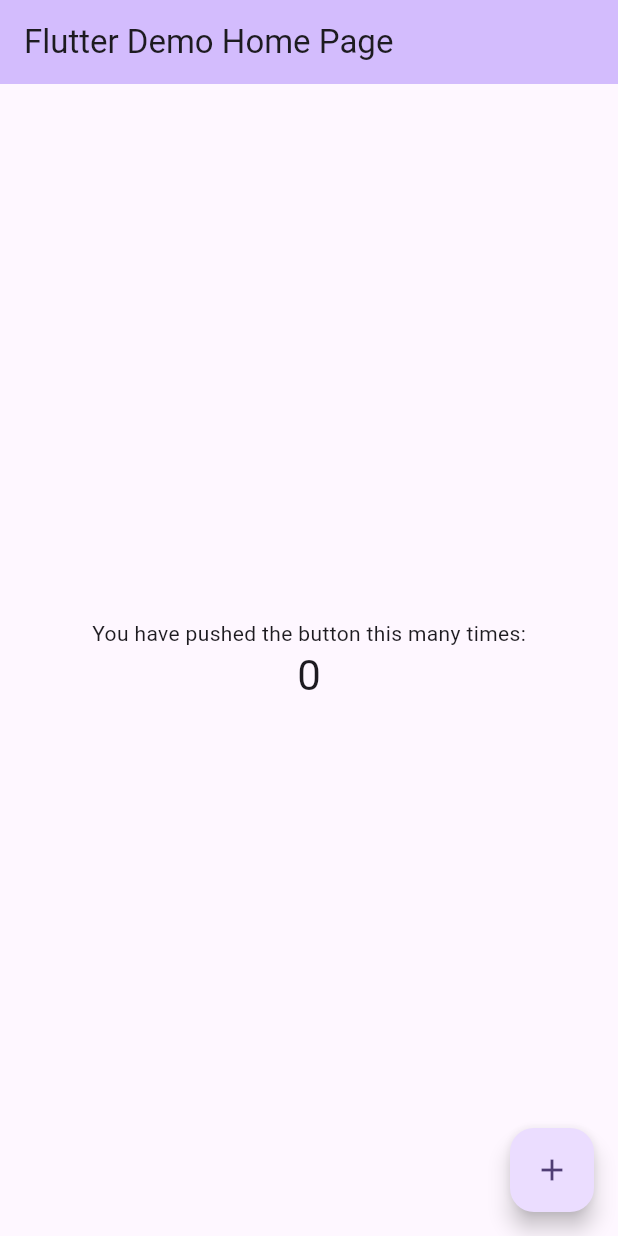
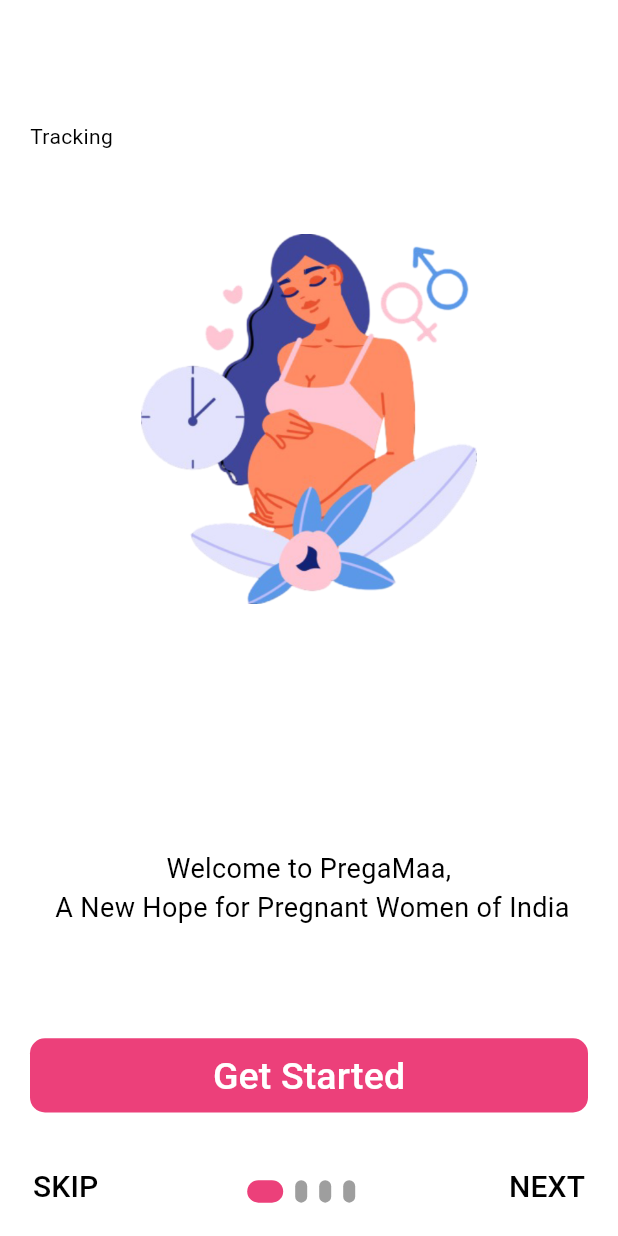
Before and after one commit to shivanitayde/PregaMaa-Android-App, a Flutter app: the screen it shows after launch, on a phone screen of 412 x 824 dp. Run offline on Flutter 3.47's test engine with Material 3 defaults, Android fonts, the phone set to English and light mode, and no system bars; drawn by our look-alikes of smooth_page_indicator.

Commit message:
adding OnBoarding pages

```diff
--- /dev/null
+++ b/pregmaa/lib/Screens/OnBoardingPage/ui/onboardingPage.dart
@@ -0,0 +1,216 @@
+import 'package:flutter/material.dart';
+import 'package:pregmaa/Theme/ColorsPallet/Colors.dart';
+import 'package:smooth_page_indicator/smooth_page_indicator.dart';
+
+class Onboardingpage extends StatefulWidget {
+  const Onboardingpage({super.key});
+
+  @override
+  State<Onboardingpage> createState() => _OnboardingpageState();
+}
+
+class _OnboardingpageState extends State<Onboardingpage> {
+  PageController _pageController = PageController();
+  bool isLastPage = true;
+  bool isFirstPage = false;
+  @override
+  Widget build(BuildContext context) {
+    var size = MediaQuery.of(context).size;
+    return Scaffold(
+      backgroundColor: Colorspalette.white,
+
+      body: Stack(
+        children: [
+          PageView(
+            controller: _pageController,
+            onPageChanged: (index) {
+              setState(() {
+                isLastPage = index == 4;
+                isFirstPage = index == 0;
+              });
+            },
+            children: [
+              _builtPageIdicator(
+                images: 'assets/images/onBoardingImages/img1.png',
+                logo: 'assets/images/onBoardingImages/pregamaa.png',
+                text: 'Welcome',
+                subText:
+                    'Welcome to PregaMaa,\n A New Hope for Pregnant Women of India',
+              ),
+              _builtPageIdicator(
+                images: 'assets/images/onBoardingImages/img2.png',
+                logo: 'assets/images/onBoardingImages/pregamaa.png',
+                text: 'Tracking Tools',
+                subText:
+                    'The app will provide tracking tools to help\nusersmonitor their prgnancy and postpartum\nprogress,including weight tracking,contraction\ntiming and breastfeeding tracker.',
+              ),
+              _builtPageIdicator(
+                images: 'assets/images/onBoardingImages/img3.png',
+                logo: 'assets/images/onBoardingImages/pregamaa.png',
+                text: 'Educational Resources',
+                subText:
+                    'The app will provide educational resources\nto help users learn about maternal health\nincluding articles,videos and podcasts.',
+              ),
+
+              _builtPageIdicator(
+                images: 'assets/images/onBoardingImages/img1.png',
+                logo: 'assets/images/onBoardingImages/pregamaa.png',
+                text: 'Community Support',
+                subText:
+                    'The app will provide a community support\nfeature to help users connect with other\nusers share experiences, and receive support.',
+              ),
+            ],
+          ),
+
+          Positioned(
+            bottom: size.height * 0.027,
+            left: size.width * 0.40,
+            child: SmoothPageIndicator(
+              controller: _pageController,
+              count: 4,
+              effect: ExpandingDotsEffect(
+                activeDotColor: Colorspalette.indexColor,
+                dotHeight: 15,
+                dotWidth: 8,
+                dotColor: Colors.grey,
+              ),
+            ),
+          ),
+          Positioned(
+            bottom: size.height * 0.01,
+            left: 10,
+            child: TextButton(
+              onPressed: () {},
+              child: Text(
+                'SKIP',
+                style: TextStyle(fontSize: 20, color: Colorspalette.textColor),
+              ),
+            ),
+          ),
+          Positioned(
+            bottom: size.height * 0.01,
+            right: 10,
+            child: TextButton(
+              onPressed: () {},
+              child: Text(
+                'NEXT',
+                style: TextStyle(fontSize: 20, color: Colorspalette.textColor),
+              ),
+            ),
+          ),
+          isLastPage
+              ? Positioned(
+                  bottom: size.height * 0.1,
+                  left: 20,
+                  right: 20,
+
+                  child: Container(
+                    width: size.width * 0.5,
+                    height: size.height * 0.06,
+                    decoration: BoxDecoration(
+                      color: Colorspalette.indexColor,
+                      borderRadius: BorderRadius.circular(10),
+                    ),
+                    child: TextButton(
+                      onPressed: () {},
+                      child: Text(
+                        "Get Started",
+                        style: TextStyle(
+                          color: Colorspalette.white,
+                          fontSize: 25,
+                        ),
+                      ),
+                    ),
+                  ),
+                )
+              : SizedBox(),
+        ],
+      ),
+    );
+  }
+
+  //page indicator widget
+  Widget _builtPageIdicator({
+    required String images,
+    required String logo,
+    required String text,
+    required String subText,
+  }) {
+    var size = MediaQuery.of(context).size;
+    return Stack(
+      children: [
+        isFirstPage
+            ? Positioned(
+                top: 50,
+                left: 20,
+                right: 20,
+                child: Container(
+                  width: size.width * 0.1,
+                  height: size.height * 0.1,
+                  child: Image.asset(logo),
+                ),
+              )
+            : Positioned(
+                top: 50,
+                left: 20,
+                right: 20,
+                child: Container(
+                  width: size.width * 0.1,
+                  height: size.height * 0.1,
+                  child: Row(
+                    children: [
+                      Text(
+                        "Tracking",
+                        style: TextStyle(color: Colorspalette.textColor),
+                      ),
+                    ],
+                  ),
+                ),
+              ),
+        Positioned(
+          top: size.height * 0.189,
+          left: 20,
+          right: 20,
+
+          child: Center(
+            child: Container(
+              width: size.width * 0.8,
+              height: size.height * 0.3,
+              child: Image.asset(images),
+            ),
+          ),
+        ),
+        isFirstPage
+            ? Positioned(
+                bottom: size.height * 0.41,
+                left: 20,
+                right: 20,
+                child: Text(
+                  text,
+                  style: TextStyle(
+                    fontSize: 30,
+                    fontWeight: FontWeight.w500,
+                    color: Colorspalette.textColor,
+                  ),
+                  textAlign: TextAlign.center,
+                ),
+              )
+            : SizedBox(),
+        Positioned(
+          bottom: size.height * 0.25,
+          left: 20,
+          right: 20,
+          child: Text(
+            subText,
+            style: TextStyle(
+              fontSize: 18,
+              fontWeight: FontWeight.w400,
+              color: Colorspalette.textColor,
+            ),
+            textAlign: TextAlign.center,
+          ),
+        ),
+      ],
+    );
+  }
+}
--- /dev/null
+++ b/pregmaa/lib/Theme/ColorsPallet/Colors.dart
@@ -0,0 +1,7 @@
+import 'package:flutter/material.dart';
+
+class Colorspalette {
+  static const white = Colors.white;
+  static const textColor = Colors.black;
+  static const indexColor = Color(0xFFEC407A);
+}
--- a/pregmaa/lib/main.dart
+++ b/pregmaa/lib/main.dart
@@ -1,4 +1,5 @@
 import 'package:flutter/material.dart';
+import 'package:pregmaa/Screens/OnBoardingPage/ui/onboardingPage.dart';
 
 void main() {
   runApp(const MyApp());
@@ -11,112 +12,8 @@ class MyApp extends StatelessWidget {
   @override
   Widget build(BuildContext context) {
     return MaterialApp(
-      title: 'Flutter Demo',
-      theme: ThemeData(
-        // This is the theme of your application.
-        //
-        // TRY THIS: Try running your application with "flutter run". You'll see
-        // the application has a purple toolbar. Then, without quitting the app,
-        // try changing the seedColor in the colorScheme below to Colors.green
-        // and then invoke "hot reload" (save your changes or press the "hot
-        // reload" button in a Flutter-supported IDE, or press "r" if you used
-        // the command line to start the app).
-        //
-        // Notice that the counter didn't reset back to zero; the application
-        // state is not lost during the reload. To reset the state, use hot
-        // restart instead.
-        //
-        // This works for code too, not just values: Most code changes can be
-        // tested with just a hot reload.
-        colorScheme: ColorScheme.fromSeed(seedColor: Colors.deepPurple),
-      ),
-      home: const MyHomePage(title: 'Flutter Demo Home Page'),
+      debugShowCheckedModeBanner: false,
+      home: const Onboardingpage(),
     );
   }
 }
-
-class MyHomePage extends StatefulWidget {
-  const MyHomePage({super.key, required this.title});
-
-  // This widget is the home page of your application. It is stateful, meaning
-  // that it has a State object (defined below) that contains fields that affect
-  // how it looks.
-
-  // This class is the configuration for the state. It holds the values (in this
-  // case the title) provided by the parent (in this case the App widget) and
-  // used by the build method of the State. Fields in a Widget subclass are
-  // always marked "final".
-
-  final String title;
-
-  @override
-  State<MyHomePage> createState() => _MyHomePageState();
-}
-
-class _MyHomePageState extends State<MyHomePage> {
-  int _counter = 0;
-
-  void _incrementCounter() {
-    setState(() {
-      // This call to setState tells the Flutter framework that something has
-      // changed in this State, which causes it to rerun the build method below
-      // so that the display can reflect the updated values. If we changed
-      // _counter without calling setState(), then the build method would not be
-      // called again, and so nothing would appear to happen.
-      _counter++;
-    });
-  }
-
-  @override
-  Widget build(BuildContext context) {
-    // This method is rerun every time setState is called, for instance as done
-    // by the _incrementCounter method above.
-    //
-    // The Flutter framework has been optimized to make rerunning build methods
-    // fast, so that you can just rebuild anything that needs updating rather
-    // than having to individually change instances of widgets.
-    return Scaffold(
-      appBar: AppBar(
-        // TRY THIS: Try changing the color here to a specific color (to
-        // Colors.amber, perhaps?) and trigger a hot reload to see the AppBar
-        // change color while the other colors stay the same.
-        backgroundColor: Theme.of(context).colorScheme.inversePrimary,
-        // Here we take the value from the MyHomePage object that was created by
-        // the App.build method, and use it to set our appbar title.
-        title: Text(widget.title),
-      ),
-      body: Center(
-        // Center is a layout widget. It takes a single child and positions it
-        // in the middle of the parent.
-        child: Column(
-          // Column is also a layout widget. It takes a list of children and
-          // arranges them vertically. By default, it sizes itself to fit its
-          // children horizontally, and tries to be as tall as its parent.
-          //
-          // Column has various properties to control how it sizes itself and
-          // how it positions its children. Here we use mainAxisAlignment to
-          // center the children vertically; the main axis here is the vertical
-          // axis because Columns are vertical (the cross axis would be
-          // horizontal).
-          //
-          // TRY THIS: Invoke "debug painting" (choose the "Toggle Debug Paint"
-          // action in the IDE, or press "p" in the console), to see the
-          // wireframe for each widget.
-          mainAxisAlignment: MainAxisAlignment.center,
-          children: <Widget>[
-            const Text('You have pushed the button this many times:'),
-            Text(
-              '$_counter',
-              style: Theme.of(context).textTheme.headlineMedium,
-            ),
-          ],
-        ),
-      ),
-      floatingActionButton: FloatingActionButton(
-        onPressed: _incrementCounter,
-        tooltip: 'Increment',
-        child: const Icon(Icons.add),
-      ), // This trailing comma makes auto-formatting nicer for build methods.
-    );
-  }
-}
```
Also changed, not shown: pregmaa/pubspec.yaml (+4 -3 lines), pregmaa/assets/images/onBoardingImages/img1.png (added), pregmaa/assets/images/onBoardingImages/img2.png (added), pregmaa/assets/images/onBoardingImages/img3.png (added), pregmaa/assets/images/onBoardingImages/img4.png (added), pregmaa/assets/images/onBoardingImages/pregamaa.png (added), pregmaa/pubspec.lock.
